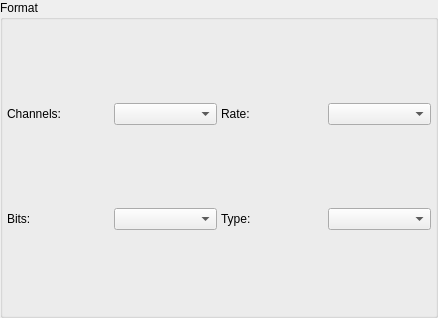
First picture: the form in AudioBooQer/forms/waudioformat.ui, repository CaSchmidt/AudioBooQer, before the edit.
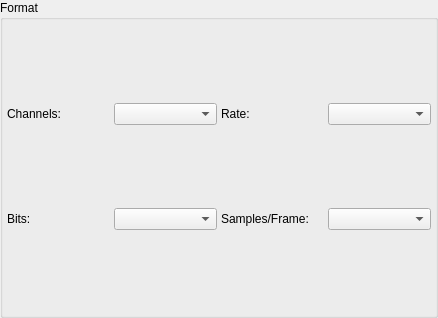
Second picture: the form after the edit.

The edit to the form file:
```diff
--- a/AudioBooQer/forms/waudioformat.ui
+++ b/AudioBooQer/forms/waudioformat.ui
@@ -83,7 +83,7 @@
       <item row="1" column="2">
        <widget class="QLabel" name="label_4">
         <property name="text">
-         <string>Type:</string>
+         <string>Samples/Frame:</string>
         </property>
        </widget>
       </item>
```
Left out of the diff: 4 changed lines with no effect on the pictures.
